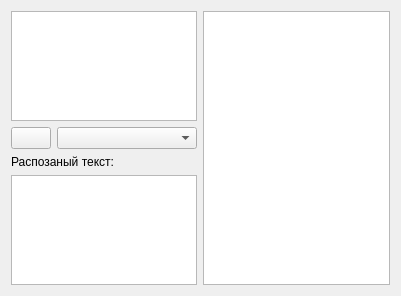
This is MapVectorization/map-app/classificwidget.ui in YulyIllarionov/MapVectorization as Qt 5 draws it before an edit. The edited form follows.
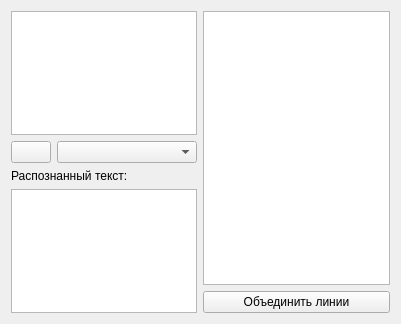
This is the edited form. Icons and pictures are not drawn.

What changed in the file:
```diff
--- a/MapVectorization/map-app/classificwidget.ui
+++ b/MapVectorization/map-app/classificwidget.ui
@@ -7,7 +7,7 @@
     <x>0</x>
     <y>0</y>
     <width>401</width>
-    <height>296</height>
+    <height>324</height>
    </rect>
   </property>
   <property name="windowTitle">
@@ -49,7 +49,7 @@
      <item>
       <widget class="QLabel" name="label">
        <property name="text">
-        <string>Распозаный текст:</string>
+        <string>Распознанный текст:</string>
        </property>
       </widget>
      </item>
@@ -66,13 +66,24 @@
     </layout>
    </item>
    <item>
+    <layout class="QVBoxLayout" name="verticalLayout_2">
+     <item>
     <widget class="QListWidget" name="listWidget_2">
      <property name="selectionMode">
       <enum>QAbstractItemView::MultiSelection</enum>
      </property>
     </widget>
    </item>
-  </layout>
+     <item>
+      <widget class="QPushButton" name="catLinesButton">
+       <property name="text">
+        <string>Объединить линии</string>
+       </property>
+      </widget>
+     </item>
+    </layout>
+   </item>
+  </layout>
  </widget>
  <resources>
   <include location="mapappmain.qrc"/>
```
Left out of the diff: 8 changed lines with no effect on the pictures. Lines whose indentation alone changed are shown as unchanged.
